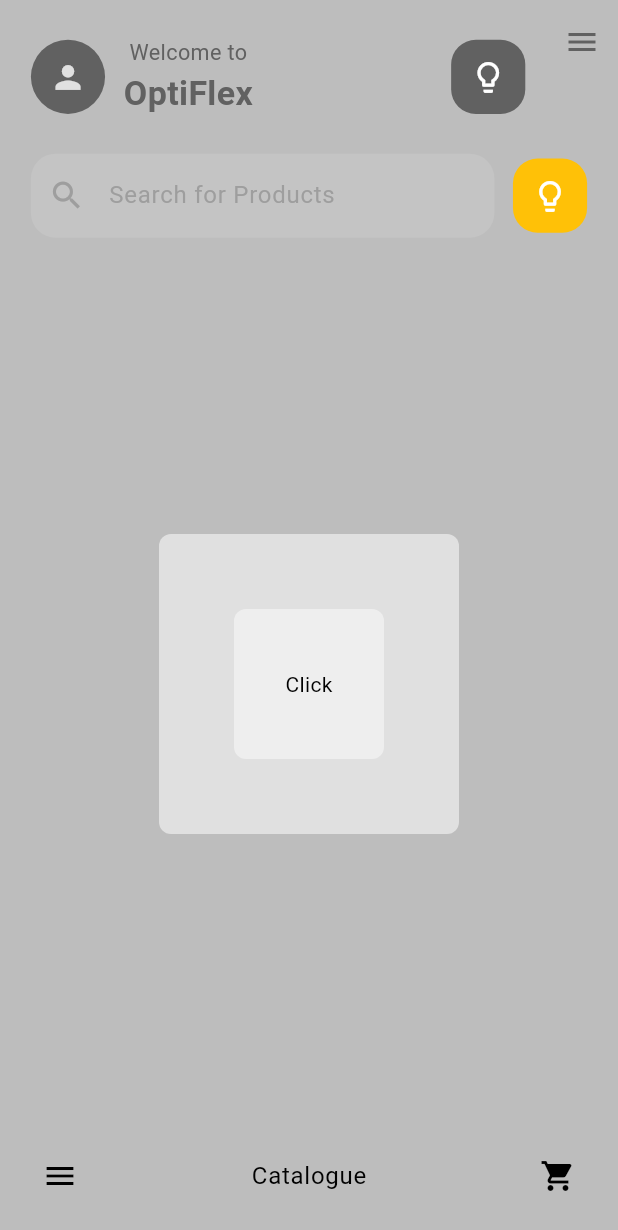
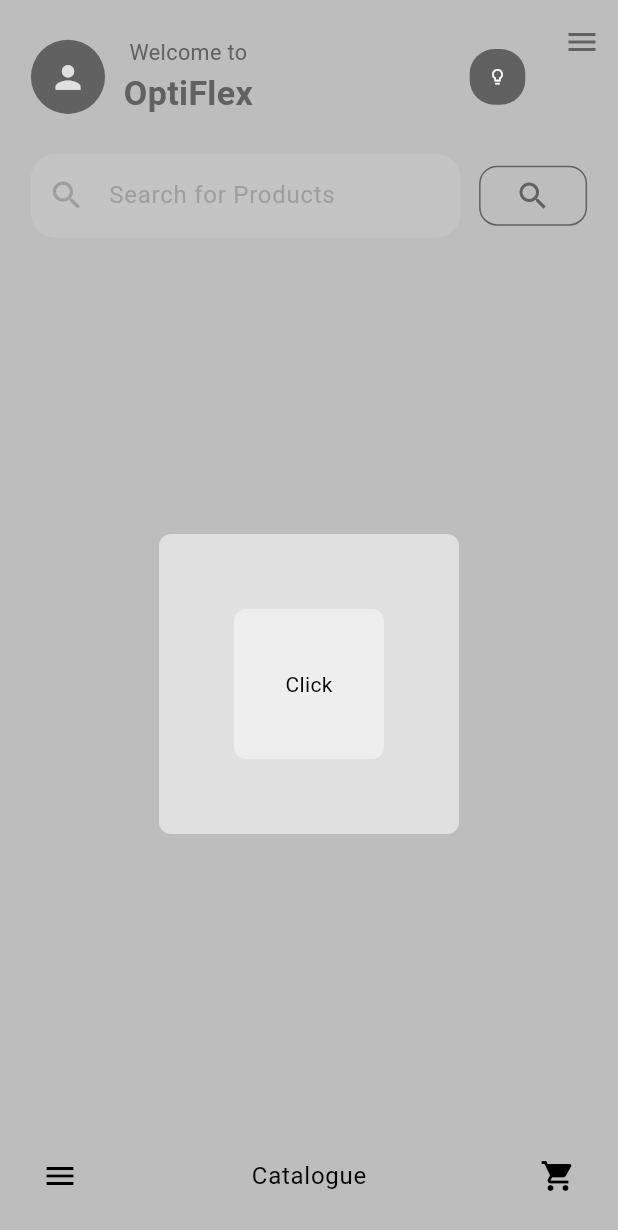
Before and after one commit to zeofr/ShopSift, a Flutter app: the screen it shows after launch, on a phone screen of 412 x 824 dp. Shown: the top 1230 px of the screen. Run offline on Flutter 3.47's test engine with Material 3 defaults, Android fonts, the phone set to English and light mode, and no system bars; our stand-ins replace hive_flutter; accounts and stored records are empty.

```diff
--- a/lib/components/custom_appbar.dart
+++ b/lib/components/custom_appbar.dart
@@ -79,7 +79,7 @@ class CustomAppBar extends StatelessWidget implements PreferredSizeWidget {
                   child: Icon(
                     Icons.lightbulb_outline,
                     color: Colors.white,
-                    size: screenWidth * 0.06, // 6% of screen width for icon size
+                    size: screenWidth * 0.03, // 6% of screen width for icon size
                   ),
 
                 )
@@ -115,18 +115,22 @@ class CustomAppBar extends StatelessWidget implements PreferredSizeWidget {
                   ),
                 ),
                 SizedBox(width: screenWidth * 0.03), // 3% of screen width for spacing
-                Container(
-                  padding: EdgeInsets.all(screenWidth * 0.03), // 3% of screen width for padding
-                  decoration: BoxDecoration(
-                    color: Colors.amber,
-                    borderRadius: BorderRadius.circular(screenWidth * 0.04), // 4% of screen width for border radius
-                  ),
-                  child: Icon(
-                    Icons.lightbulb_outline,
-                    color: Colors.white,
-                    size: screenWidth * 0.06, // 6% of screen width for icon size
-                  ),
-                ),
+                OutlinedButton(
+            style: OutlinedButton.styleFrom(
+              foregroundColor: Theme.of(context).colorScheme.inversePrimary,
+              side: BorderSide(color: Theme.of(context).colorScheme.inversePrimary), // Border color
+              shape: RoundedRectangleBorder(
+                borderRadius: BorderRadius.circular(12.0),
+              ),
+            ),
+            //onPressed: () => _//performSearch(context),
+            onPressed: () { print('pressed search button'); },
+            child: Icon(
+              Icons.search,
+              size: 24.0,
+            ),
+          ),
+
               ],
             ),
           ],
@@ -138,3 +142,43 @@ class CustomAppBar extends StatelessWidget implements PreferredSizeWidget {
   @override
   Size get preferredSize => Size.fromHeight(height*3);
 }
+
+
+
+
+//search bar code:
+//
+//     return Container(
+//       padding: EdgeInsets.all(16.0),
+//       child: Row(
+//         children: [
+//           Expanded(
+//             child: TextField(
+//               controller: _searchController,
+//               decoration: InputDecoration(
+//                 hintText: 'Search...',
+//                 border: OutlineInputBorder(),
+//                 contentPadding: EdgeInsets.symmetric(horizontal: 16.0),
+//               ),
+//             ),
+//           ),
+//           SizedBox(width: 8.0),
+//           OutlinedButton(
+//             style: OutlinedButton.styleFrom(
+//               primary: buttonColor, // Text color
+//               side: BorderSide(color: buttonColor), // Border color
+//               shape: RoundedRectangleBorder(
+//                 borderRadius: BorderRadius.circular(12.0),
+//               ),
+//             ),
+//             onPressed: () => _performSearch(context),
+//             child: Icon(
+//               Icons.search,
+//               size: 24.0,
+//             ),
+//           ),
+//         ],
+//       ),
+//     );
+//   }
+// }
```
Also changed, not shown: 2 other files.
